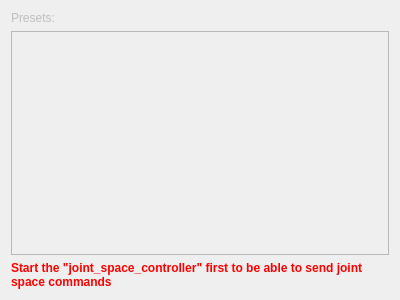
First picture: the form in moma_tools/rqt_position_setpoint/resource/position_setpoint.ui, repository ethz-asl/moma, before the edit.
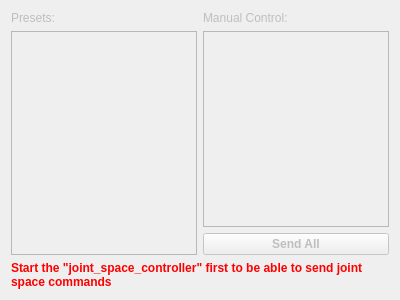
Second picture: the form after the edit.

Commit message: Add prototype of position control sliders

The edit to the form file:
```diff
--- a/moma_tools/rqt_position_setpoint/resource/position_setpoint.ui
+++ b/moma_tools/rqt_position_setpoint/resource/position_setpoint.ui
@@ -16,43 +16,88 @@
   <property name="windowTitle">
    <string>Position setpoint</string>
   </property>
-  <layout class="QGridLayout" name="gridLayout">
-   <item row="1" column="0">
-    <widget class="QListView" name="preset_view">
-     <property name="font">
-      <font>
-       <weight>75</weight>
-       <bold>true</bold>
-      </font>
-     </property>
-     <property name="alternatingRowColors">
-      <bool>true</bool>
-     </property>
-     <property name="selectionMode">
-      <enum>QAbstractItemView::NoSelection</enum>
-     </property>
-     <property name="resizeMode">
-      <enum>QListView::Adjust</enum>
-     </property>
-     <property name="uniformItemSizes">
-      <bool>true</bool>
-     </property>
-    </widget>
+  <layout class="QVBoxLayout" name="verticalLayout_6">
+   <item>
+    <layout class="QHBoxLayout" name="horizontalLayout">
+     <item>
+      <layout class="QVBoxLayout" name="verticalLayout_2">
+       <item>
+        <widget class="QLabel" name="label">
+         <property name="font">
+          <font>
+           <weight>50</weight>
+           <bold>false</bold>
+          </font>
+         </property>
+         <property name="text">
+          <string>Presets:</string>
+         </property>
+        </widget>
+       </item>
+       <item>
+        <widget class="QListView" name="preset_view">
+         <property name="font">
+          <font>
+           <weight>75</weight>
+           <bold>true</bold>
+          </font>
+         </property>
+         <property name="alternatingRowColors">
+          <bool>true</bool>
+         </property>
+         <property name="selectionMode">
+          <enum>QAbstractItemView::NoSelection</enum>
+         </property>
+         <property name="resizeMode">
+          <enum>QListView::Adjust</enum>
+         </property>
+         <property name="uniformItemSizes">
+          <bool>true</bool>
+         </property>
+        </widget>
+       </item>
+      </layout>
+     </item>
+     <item>
+      <layout class="QVBoxLayout" name="verticalLayout_5">
+       <item>
+        <widget class="QLabel" name="label_2">
+         <property name="text">
+          <string>Manual Control:</string>
+         </property>
+        </widget>
+       </item>
+       <item>
+        <widget class="QListView" name="control_view">
+         <property name="selectionMode">
+          <enum>QAbstractItemView::NoSelection</enum>
+         </property>
+         <property name="resizeMode">
+          <enum>QListView::Adjust</enum>
+         </property>
+         <property name="uniformItemSizes">
+          <bool>true</bool>
+         </property>
+        </widget>
+       </item>
+       <item>
+        <widget class="QPushButton" name="send_all">
+         <property name="font">
+          <font>
+           <weight>75</weight>
+           <bold>true</bold>
+          </font>
+         </property>
+         <property name="text">
+          <string>Send All</string>
+         </property>
+        </widget>
+       </item>
+      </layout>
+     </item>
+    </layout>
    </item>
-   <item row="0" column="0">
-    <widget class="QLabel" name="label">
-     <property name="font">
-      <font>
-       <weight>50</weight>
-       <bold>false</bold>
-      </font>
-     </property>
-     <property name="text">
-      <string>Presets:</string>
-     </property>
-    </widget>
-   </item>
-   <item row="2" column="0">
+   <item>
     <widget class="QLabel" name="controller_missing">
      <property name="font">
       <font>
```
The commit also changes 1 other file.
